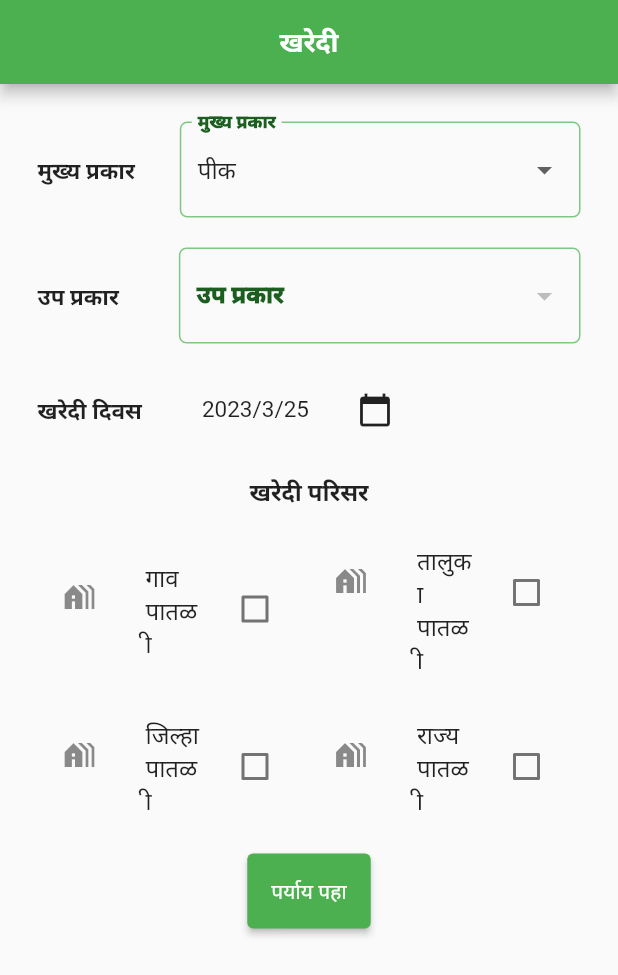
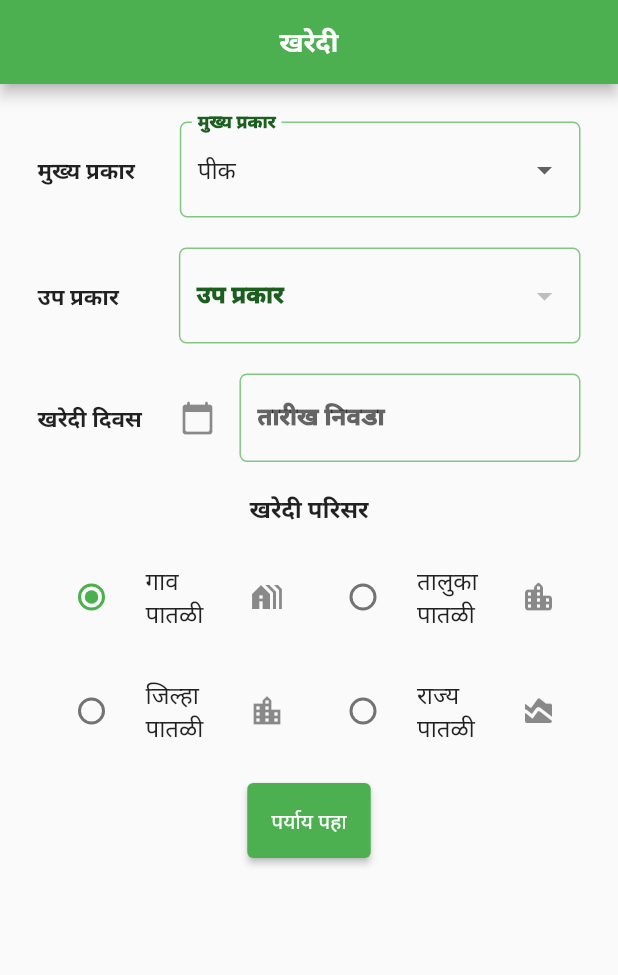
Before and after one commit to vivekjutture/Dharati, a Flutter app: the BuyProduct screen opened by its route, on a phone screen of 412 x 824 dp. Shown: the top 975 px of the screen. Run offline on Flutter 3.47's test engine with Material 2 defaults, Android fonts, the phone set to English and light mode, and no system bars; our stand-ins replace calendar_date_picker2, cloud_firestore, firebase_auth, firebase_core, get, intl_phone_field and 1 more; accounts and stored records are empty.

Commit message:
buyProduct UI updated

```diff
--- a/lib/screens/buyProduct.dart
+++ b/lib/screens/buyProduct.dart
@@ -9,11 +9,14 @@ class BuyProduct extends StatefulWidget {
 }
 
 class _BuyProductState extends State<BuyProduct> {
-  DateTime date = DateTime(2023, 03, 25);
-  bool _valueVillage = false;
+  DateTime date = DateTime.now();
+  TextEditingController tc = TextEditingController();
+  /*bool _valueVillage = true;
   bool _valueTaluka = false;
   bool _valueDistrict = false;
-  bool _valueState = false;
+  bool _valueState = false;*/
+
+  String? _valueLevel = "गाव पातळी";
   final mainCropType = ['पीक', 'भाजी', 'पशुधन'];
   var availableSubCropType = [];
   final subCropType1 = [
@@ -47,7 +50,7 @@ class _BuyProductState extends State<BuyProduct> {
     'कारले'
   ];
   final subCropType3 = ['गाई', 'म्हशी', 'शेळ्या', 'डुकरे'];
-  //final today = DateUtils.dateOnly(DateTime.now());
+
   String? selectedSubType = 'गहू';
   String? selectedMainType = 'पीक';
   String? selectedBuyDate = " ";
@@ -57,7 +60,7 @@ class _BuyProductState extends State<BuyProduct> {
     return Scaffold(
       appBar: AppBar(
         automaticallyImplyLeading: false,
-        title: Text(
+        title: const Text(
           "खरेदी",
           style: TextStyle(
             fontSize: 18,
@@ -70,18 +73,18 @@ class _BuyProductState extends State<BuyProduct> {
       ),
       body: SingleChildScrollView(
           child: Container(
-        padding: EdgeInsets.all(25.0),
+        padding: const EdgeInsets.all(25.0),
         child: Form(
             child: Column(
                 mainAxisAlignment: MainAxisAlignment.spaceEvenly,
                 children: [
               Row(
                 children: [
-                  Text(
+                  const Text(
                     'मुख्य प्रकार',
                     style: TextStyle(fontWeight: FontWeight.bold, fontSize: 15),
                   ),
-                  SizedBox(
+                  const SizedBox(
                     width: 30,
                   ),
                   ButtonTheme(
@@ -111,8 +114,8 @@ class _BuyProductState extends State<BuyProduct> {
                             value == "0" ? "कृपया मुख्य प्रकार निवडा" : null,
                         items: mainCropType
                             .map((e) => DropdownMenuItem(
+                                  value: e,
                                   child: Text(e),
-                                  value: e,
                                 ))
                             .toList(),
                         onChanged: (value) => setState(() {
@@ -129,16 +132,16 @@ class _BuyProductState extends State<BuyProduct> {
                   ),
                 ],
               ),
-              SizedBox(
+              const SizedBox(
                 height: 20,
               ),
               Row(
                 children: [
-                  Text(
+                  const Text(
                     'उप प्रकार',
                     style: TextStyle(fontWeight: FontWeight.bold, fontSize: 15),
                   ),
-                  SizedBox(
+                  const SizedBox(
                     width: 40,
                   ),
                   ButtonTheme(
@@ -168,8 +171,8 @@ class _BuyProductState extends State<BuyProduct> {
                             value == "0" ? "कृपया उप प्रकार निवडा" : null,
                         items: availableSubCropType
                             .map((e) => DropdownMenuItem(
+                                  value: e,
                                   child: Text(e),
-                                  value: e,
                                 ))
                             .toList(),
                         onChanged: (value) => setState(() {
@@ -193,30 +196,41 @@ class _BuyProductState extends State<BuyProduct> {
                     style: TextStyle(fontWeight: FontWeight.bold, fontSize: 15),
                   ),
                   SizedBox(
-                    width: 40,
+                    width: 25,
                   ),
-                  Text(
-                    '${date.year}/${date.month}/${date.day}',
-                    style: TextStyle(fontSize: 15),
+                  Expanded(
+                    child: TextFormField(
+                      controller: tc,
+                      decoration: InputDecoration(
+                        icon: Icon(Icons.calendar_today_rounded),
+                        labelText: "तारीख निवडा",
+                        labelStyle: TextStyle(
+                          fontSize: 16,
+                          fontWeight: FontWeight.w900,
                         ),
-                  const SizedBox(
-                    width: 20,
+                        border: OutlineInputBorder(
+                          borderRadius: BorderRadius.circular(5),
                         ),
-                  IconButton(
-                    icon: const Icon(Icons.calendar_today),
-                    tooltip: 'Select Buy Date',
-                    onPressed: () async {
+                        enabledBorder: OutlineInputBorder(
+                          borderRadius: BorderRadius.circular(5),
+                          borderSide: BorderSide(
+                              color: Colors.green.shade300, width: 1),
+                        ),
+                      ),
+                      onTap: () async {
                         DateTime? newDate = await showDatePicker(
                           context: context,
                           initialDate: date,
-                        firstDate: DateTime(1900),
-                        lastDate: DateTime(2100),
+                          firstDate: DateTime.now(),
+                          lastDate: DateTime(2025),
                         );
                         if (newDate == null) return;
 
-                      setState(() => date = newDate);
+                        setState(() => tc.text =
+                            '${newDate.year}/${newDate.month}/${newDate.day}');
                       },
                     ),
+                  )
                 ],
               ),
               SizedBox(
@@ -237,28 +251,26 @@ class _BuyProductState extends State<BuyProduct> {
               Row(
                 children: [
                   Expanded(
-                    child: CheckboxListTile(
-                      value: _valueVillage,
-                      selected: _valueVillage,
+                    child: RadioListTile(
+                      value: "गाव पातळी",
                       title: const Text("गाव पातळी"),
                       activeColor: Colors.green,
-                      checkColor: Colors.white,
+                      groupValue: _valueLevel,
                       secondary: const Icon(Icons.holiday_village),
-                      onChanged: (bool? value) {
-                        setState(() => _valueVillage = value!);
+                      onChanged: (String? value) {
+                        setState(() => _valueLevel = value!);
                       },
                     ),
                   ),
                   Expanded(
-                    child: CheckboxListTile(
-                      value: _valueTaluka,
-                      selected: _valueTaluka,
+                    child: RadioListTile(
+                      value: "तालुका पातळी",
                       title: const Text("तालुका पातळी"),
                       activeColor: Colors.green,
-                      checkColor: Colors.white,
-                      secondary: const Icon(Icons.holiday_village),
-                      onChanged: (bool? value) {
-                        setState(() => _valueTaluka = value!);
+                      groupValue: _valueLevel,
+                      secondary: const Icon(Icons.location_city_rounded),
+                      onChanged: (String? value) {
+                        setState(() => _valueLevel = value!);
                       },
                     ),
                   ),
@@ -268,30 +280,29 @@ class _BuyProductState extends State<BuyProduct> {
                 height: 20,
               ),
               Row(
+                mainAxisAlignment: MainAxisAlignment.spaceEvenly,
                 children: [
                   Expanded(
-                    child: CheckboxListTile(
-                      value: _valueDistrict,
-                      selected: _valueDistrict,
+                    child: RadioListTile(
+                      value: "जिल्हा पातळी",
                       title: const Text("जिल्हा पातळी"),
                       activeColor: Colors.green,
-                      checkColor: Colors.white,
-                      secondary: const Icon(Icons.holiday_village),
-                      onChanged: (bool? value) {
-                        setState(() => _valueDistrict = value!);
+                      groupValue: _valueLevel,
+                      secondary: const Icon(Icons.location_city),
+                      onChanged: (String? value) {
+                        setState(() => _valueLevel = value!);
                       },
                     ),
                   ),
                   Expanded(
-                    child: CheckboxListTile(
-                      value: _valueState,
-                      selected: _valueState,
+                    child: RadioListTile(
+                      value: "राज्य पातळी",
                       title: const Text("राज्य पातळी"),
                       activeColor: Colors.green,
-                      checkColor: Colors.white,
-                      secondary: const Icon(Icons.holiday_village),
-                      onChanged: (bool? value) {
-                        setState(() => _valueState = value!);
+                      groupValue: _valueLevel,
+                      secondary: const Icon(Icons.area_chart_rounded),
+                      onChanged: (String? value) {
+                        setState(() => _valueLevel = value!);
                       },
                     ),
                   ),
```
Lines whose indentation alone changed are shown as unchanged.
